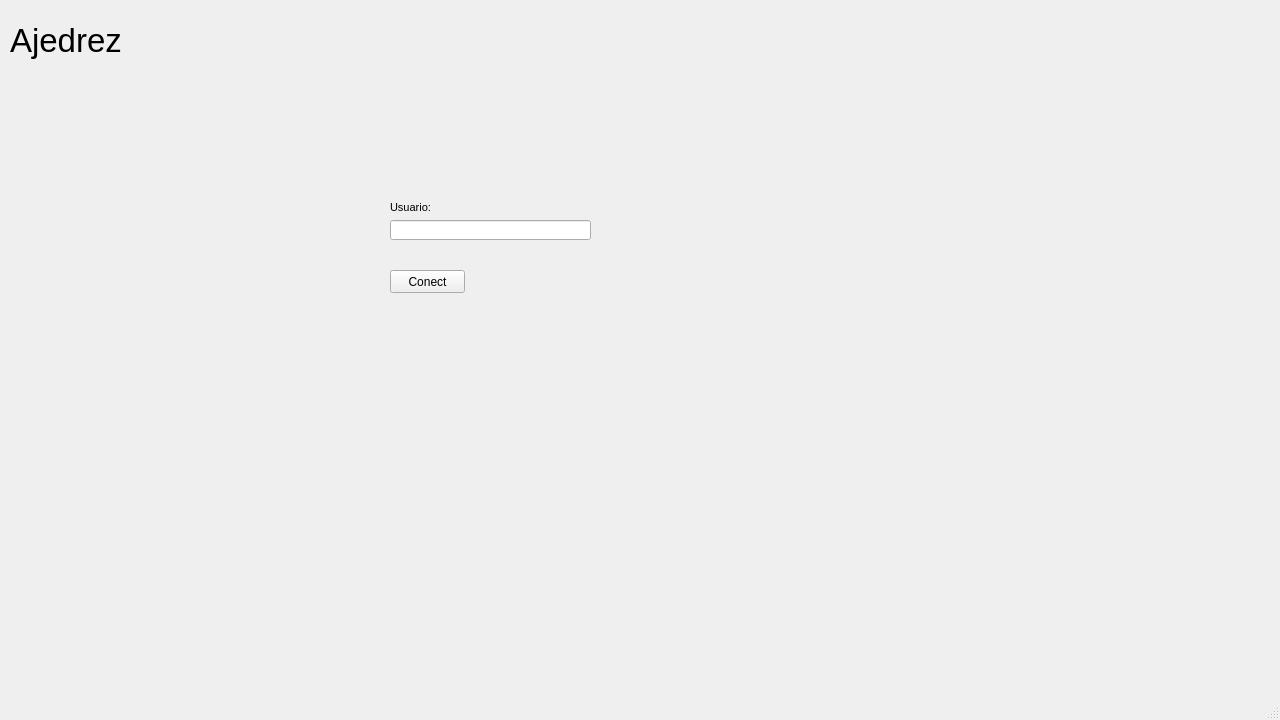
Qt form mainwindow.ui (nineteen002/ajedrez) before a commit.
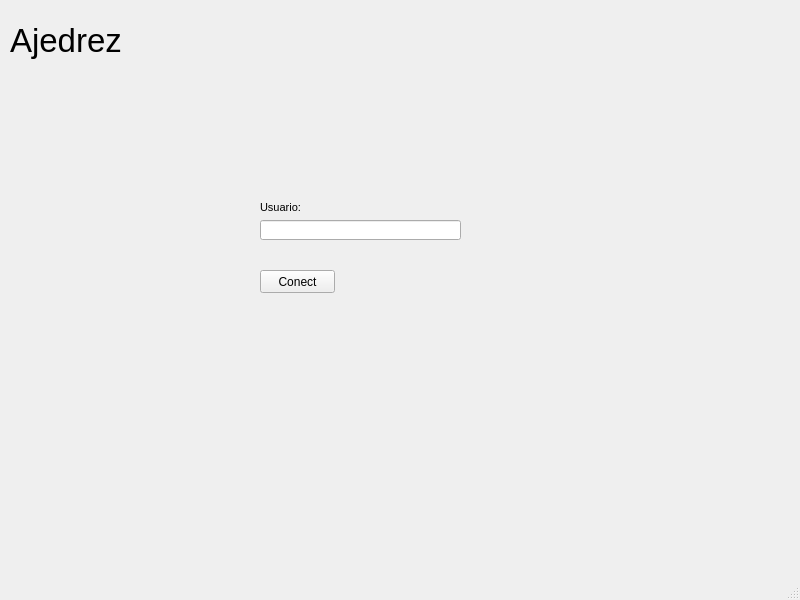
The same form after that commit.

Patch:
```diff
--- a/mainwindow.ui
+++ b/mainwindow.ui
@@ -6,8 +6,8 @@
    <rect>
     <x>0</x>
     <y>0</y>
-    <width>1280</width>
-    <height>720</height>
+    <width>800</width>
+    <height>600</height>
    </rect>
   </property>
   <property name="windowTitle">
@@ -17,7 +17,7 @@
    <widget class="QPushButton" name="pushButton">
     <property name="geometry">
      <rect>
-      <x>390</x>
+      <x>260</x>
       <y>270</y>
       <width>75</width>
       <height>23</height>
@@ -30,7 +30,7 @@
    <widget class="QLineEdit" name="lineEdit">
     <property name="geometry">
      <rect>
-      <x>390</x>
+      <x>260</x>
       <y>220</y>
       <width>201</width>
       <height>20</height>
@@ -40,7 +40,7 @@
    <widget class="QLabel" name="label">
     <property name="geometry">
      <rect>
-      <x>390</x>
+      <x>260</x>
       <y>200</y>
       <width>81</width>
       <height>16</height>
```
Left out of the diff: 2 changed lines with no effect on the pictures.
